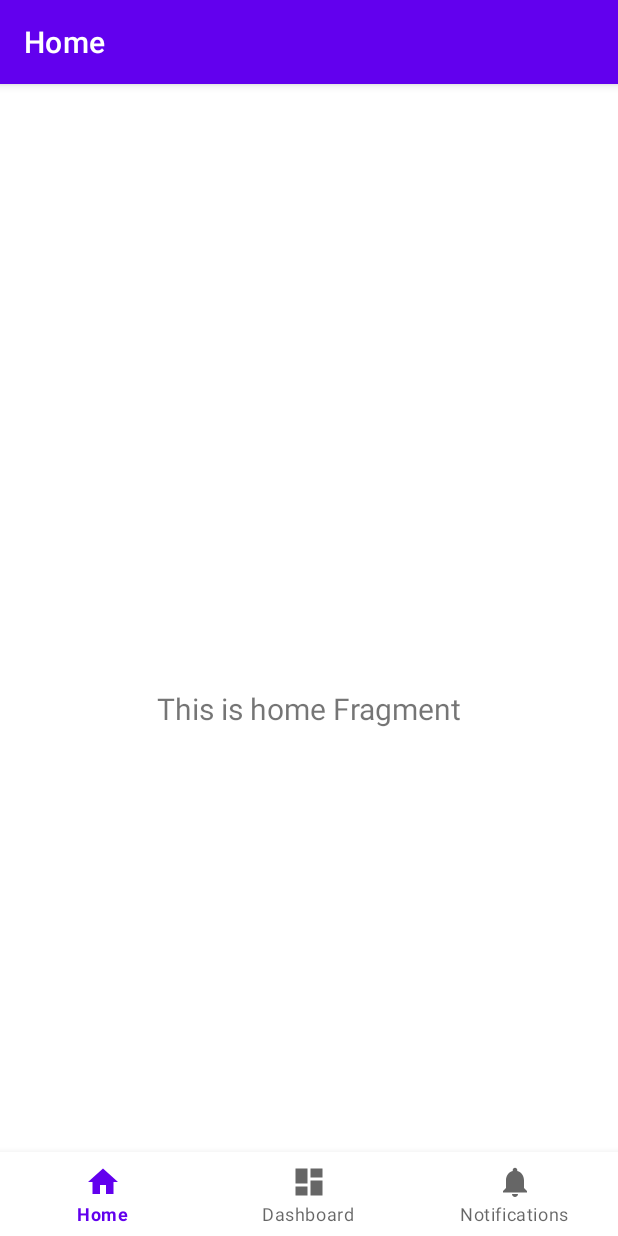
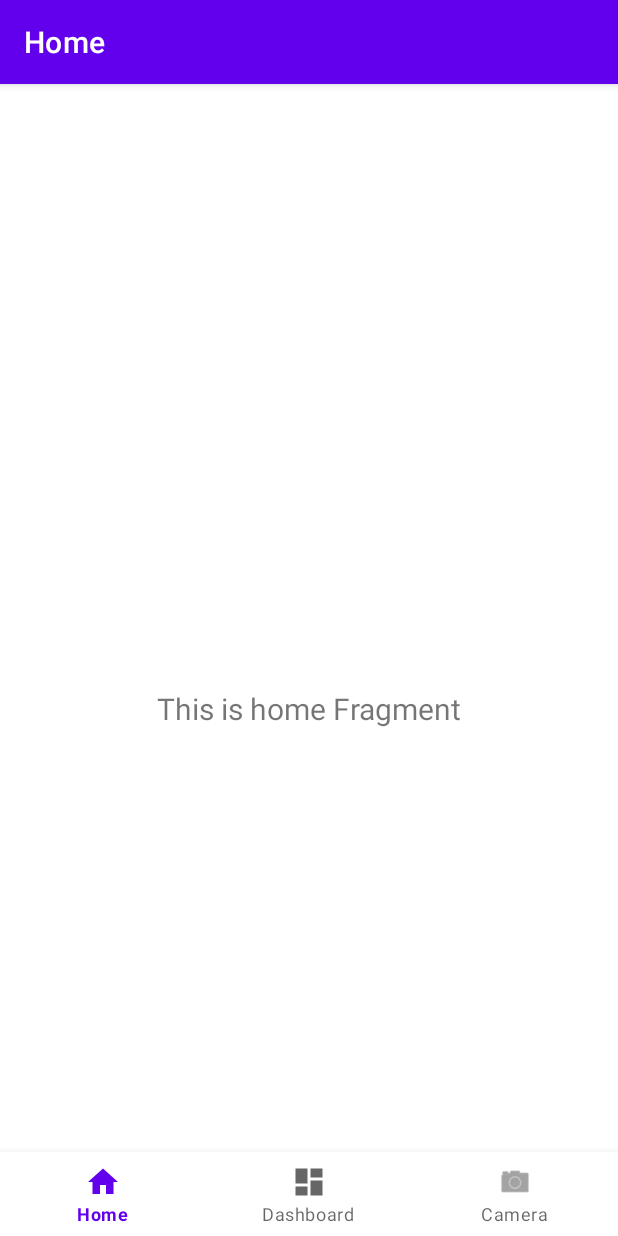
Before and after one commit to Chameleon-Team-App/ChameleonApp, an Android app: the screen it shows after launch (MainActivity), on a phone screen of 412 x 824 dp. Run offline under Robolectric (Android 15) with nearby library versions, the phone set to English and light mode, and no system bars; our stand-ins replace navigation-ui.

Commit message:
Changed existing Notif stuff to camera (I hate my life)

```diff
--- a/app/src/main/res/menu/bottom_nav_menu.xml
+++ b/app/src/main/res/menu/bottom_nav_menu.xml
@@ -13,7 +13,7 @@
 
     <item
         android:id="@+id/navigation_notifications"
-        android:icon="@drawable/ic_notifications_black_24dp"
-        android:title="@string/title_notifications" />
+        android:icon="@android:drawable/ic_menu_camera"
+        android:title="@string/title_camera" />
 
 </menu>
--- a/app/src/main/res/navigation/mobile_navigation.xml
+++ b/app/src/main/res/navigation/mobile_navigation.xml
@@ -19,7 +19,7 @@
 
     <fragment
         android:id="@+id/navigation_notifications"
-        android:name="com.example.maincameleon.ui.camera.NotificationsFragment"
-        android:label="@string/title_notifications"
+        android:name="com.example.maincameleon.ui.camera.CameraFragment"
+        android:label="@string/title_camera"
         tools:layout="@layout/fragment_camera" />
 </navigation>
--- a/app/src/main/res/values/strings.xml
+++ b/app/src/main/res/values/strings.xml
@@ -2,5 +2,5 @@
     <string name="app_name">MainCameleon</string>
     <string name="title_home">Home</string>
     <string name="title_dashboard">Dashboard</string>
-    <string name="title_notifications">Notifications</string>
+    <string name="title_camera">Camera</string>
 </resources>
```
Also changed, not shown: app/src/main/res/layout/fragment_camera.xml (+16 -15 lines), 1 other file.
